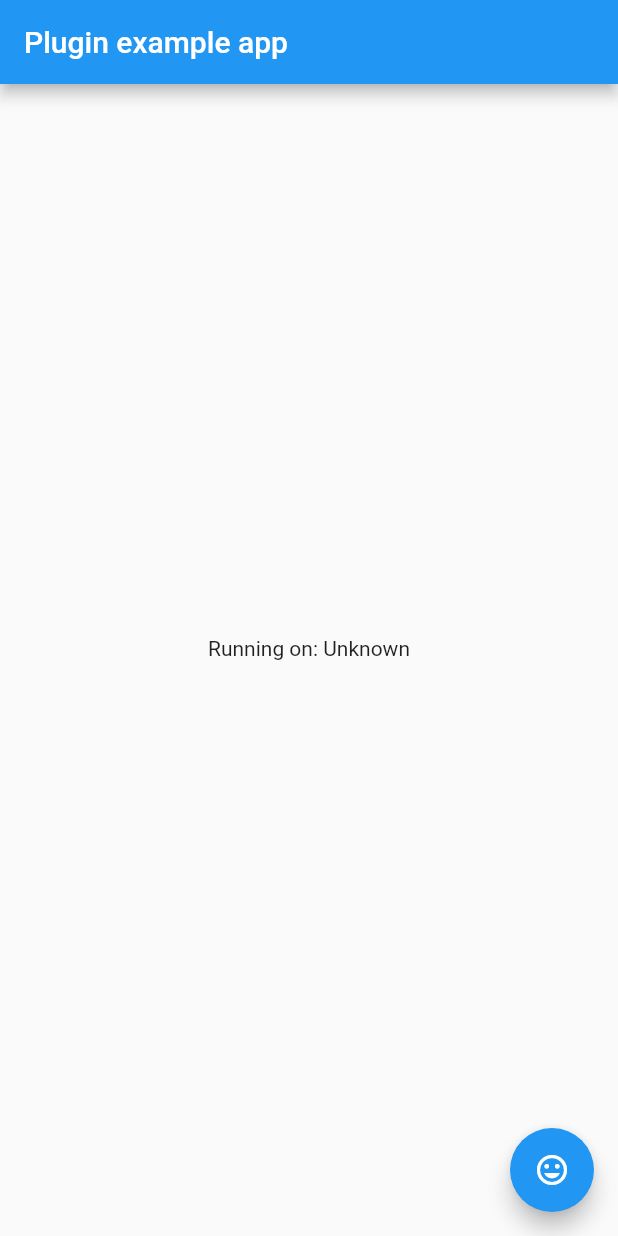
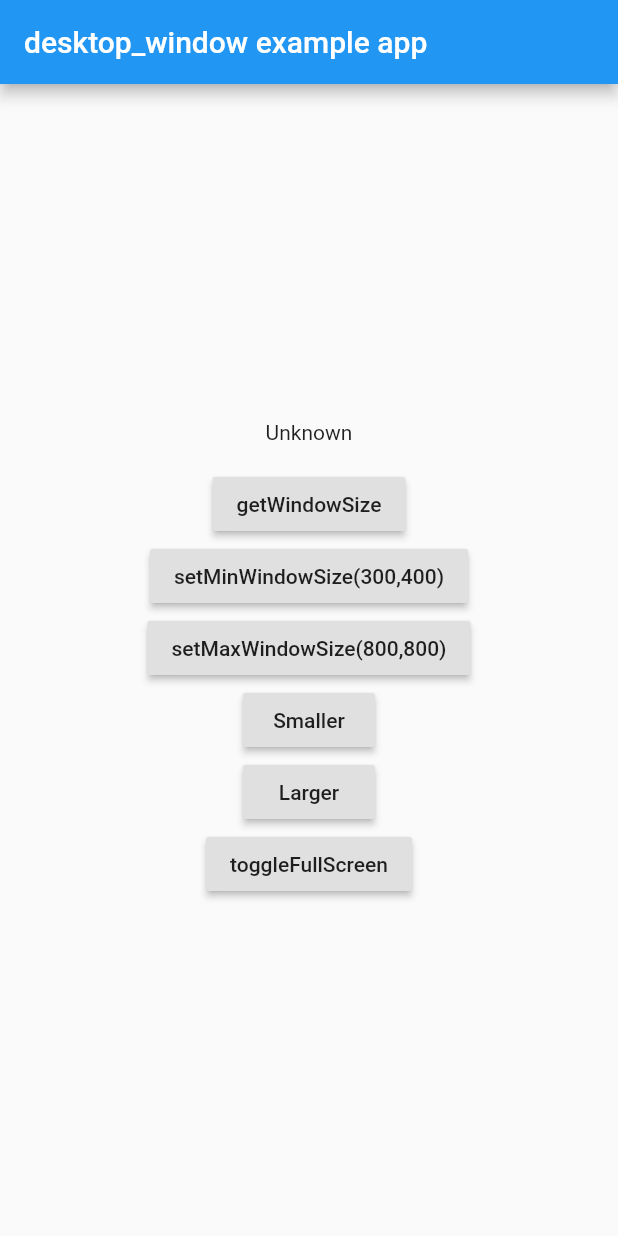
Before and after one commit to mix1009/desktop_window, a Flutter app: the screen it shows after launch, on a phone screen of 412 x 824 dp. Run offline on Flutter 3.47's test engine with Material 2 defaults, Android fonts, the phone set to English and light mode, and no system bars.

Commit message:
add setMinWindowSize/setMaxWindowSize, toggleFullScreen

```diff
--- a/example/lib/main.dart
+++ b/example/lib/main.dart
@@ -1,7 +1,6 @@
 import 'package:flutter/material.dart';
 import 'dart:async';
 
-import 'package:flutter/services.dart';
 import 'package:desktop_window/desktop_window.dart';
 
 void main() {
@@ -14,37 +13,18 @@ class MyApp extends StatefulWidget {
 }
 
 class _MyAppState extends State<MyApp> {
-  String _platformVersion = 'Unknown';
+  String _windowSize = 'Unknown';
 
   @override
   void initState() {
     super.initState();
-    initPlatformState();
   }
 
-  // Platform messages are asynchronous, so we initialize in an async method.
-  Future<void> initPlatformState() async {
-    String platformVersion;
-    // Platform messages may fail, so we use a try/catch PlatformException.
-    try {
-      platformVersion = await DesktopWindow.platformVersion;
-    } on PlatformException {
-      platformVersion = 'Failed to get platform version.';
-    }
-
-    // If the widget was removed from the tree while the asynchronous platform
-    // message was in flight, we want to discard the reply rather than calling
-    // setState to update our non-existent appearance.
-    if (!mounted) return;
-
+  Future _getWindowSize() async {
+    var size = await DesktopWindow.getWindowSize();
     setState(() {
-      _platformVersion = platformVersion;
+      _windowSize = '${size.width} x ${size.height}';
     });
-  }
-
-  Future testWindowFunctions() async {
-    print(await DesktopWindow.getWindowSize());
-    print(await DesktopWindow.setWindowSize(Size(500, 500)));
   }
 
   @override
@@ -53,16 +33,56 @@ class _MyAppState extends State<MyApp> {
     return MaterialApp(
       home: Scaffold(
         appBar: AppBar(
-          title: const Text('Plugin example app'),
+          title: const Text('desktop_window example app'),
         ),
         body: Center(
-          child: Text('Running on: $_platformVersion\n'),
-        ),
-        floatingActionButton: FloatingActionButton(
-          onPressed: () async {
-            await testWindowFunctions();
-          },
-          child: Icon(Icons.tag_faces),
+          child: Column(
+            mainAxisAlignment: MainAxisAlignment.center,
+            children: [
+              Text('$_windowSize\n'),
+              RaisedButton(
+                onPressed: _getWindowSize,
+                child: Text("getWindowSize"),
+              ),
+              RaisedButton(
+                onPressed: () async {
+                  await DesktopWindow.setMinWindowSize(Size(300, 400));
+                },
+                child: Text("setMinWindowSize(300,400)"),
+              ),
+              RaisedButton(
+                onPressed: () async {
+                  await DesktopWindow.setMaxWindowSize(Size(800, 800));
+                },
+                child: Text("setMaxWindowSize(800,800)"),
+              ),
+              RaisedButton(
+                onPressed: () async {
+                  var size = await DesktopWindow.getWindowSize();
+                  await DesktopWindow.setWindowSize(
+                      Size(size.width - 50, size.height - 50));
+                  await _getWindowSize();
+                },
+                child: Text("Smaller"),
+              ),
+              RaisedButton(
+                onPressed: () async {
+                  var size = await DesktopWindow.getWindowSize();
+                  await DesktopWindow.setWindowSize(
+                      Size(size.width + 50, size.height + 50));
+                  await _getWindowSize();
+                },
+                child: Text("Larger"),
+              ),
+              RaisedButton(
+                onPressed: () async {
+                  await DesktopWindow.resetMaxWindowSize();
+                  await DesktopWindow.toggleFullScreen();
+                },
+                child: Text("toggleFullScreen"),
+              ),
+            ],
+          ),
         ),
       ),
     );
--- a/lib/desktop_window.dart
+++ b/lib/desktop_window.dart
@@ -6,20 +6,34 @@ import 'package:flutter/material.dart';
 class DesktopWindow {
   static const MethodChannel _channel = const MethodChannel('desktop_window');
 
-  static Future<String> get platformVersion async {
-    final String version = await _channel.invokeMethod('getPlatformVersion');
-    return version;
-  }
-
-  static Future getWindowSize() async {
+  static Future<Size> getWindowSize() async {
     final arr = await _channel.invokeMethod('getWindowSize');
     if (arr is List && arr.length == 2) {
       return Size(arr[0], arr[1]);
     }
+    throw arr;
   }
 
   static Future setWindowSize(Size size) async {
     return await _channel.invokeMethod(
         'setWindowSize', {'width': size.width, 'height': size.height});
   }
+
+  static Future setMinWindowSize(Size size) async {
+    return await _channel.invokeMethod(
+        'setMinWindowSize', {'width': size.width, 'height': size.height});
+  }
+
+  static Future setMaxWindowSize(Size size) async {
+    return await _channel.invokeMethod(
+        'setMaxWindowSize', {'width': size.width, 'height': size.height});
+  }
+
+  static Future resetMaxWindowSize() async {
+    return await _channel.invokeMethod('resetMaxWindowSize');
+  }
+
+  static Future toggleFullScreen() async {
+    return await _channel.invokeMethod('toggleFullScreen');
+  }
 }
--- a/pubspec.yaml
+++ b/pubspec.yaml
@@ -1,6 +1,6 @@
 name: desktop_window
 description: Flutter desktop plugin(macOS only) to get and change window size.
-version: 0.0.1
+version: 0.1.0
 #author: ChunKoo Park <mix1009@gmail.com>
 homepage: https://github.com/mix1009/desktop_window
 
```
Also changed, not shown: example/pubspec.lock, 3 other files.
